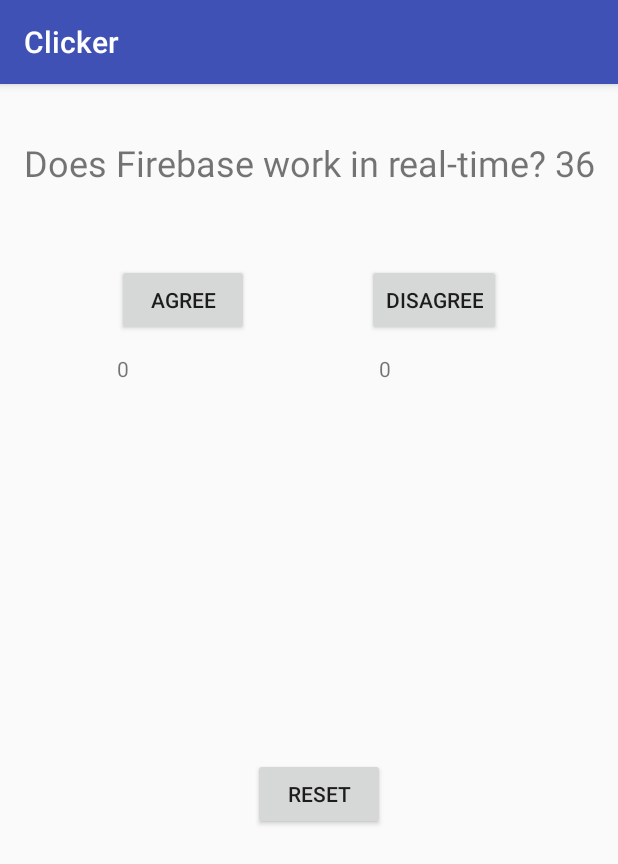
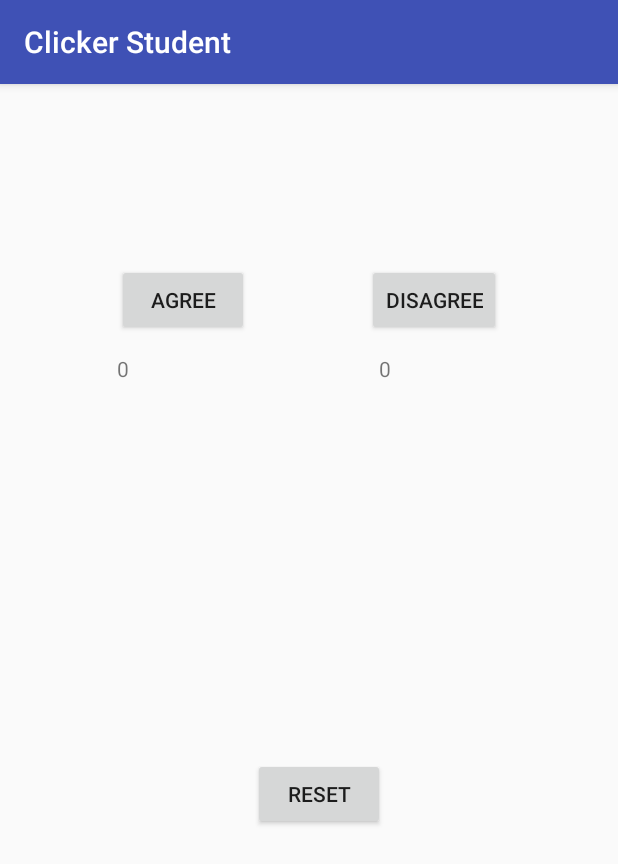
Before and after one commit to tm1287/Clicker-Student, an Android app: the screen it shows after launch (MainActivity), on a phone screen of 412 x 824 dp. Shown: the top 864 px of the screen. Run offline under Robolectric (Android 15) with nearby library versions, the phone set to English and light mode, and no system bars; our stand-ins replace Firebase (no records; nobody signed in at launch, a user with empty details on screens opened directly); 2 statements that could not run were skipped.

Commit message:
added question changing support

```diff
--- a/app/src/main/AndroidManifest.xml
+++ b/app/src/main/AndroidManifest.xml
@@ -5,7 +5,7 @@
     <application
         android:allowBackup="true"
         android:icon="@mipmap/ic_launcher"
-        android:label="@string/app_name"
+        android:label="Clicker Student"
         android:roundIcon="@mipmap/ic_launcher_round"
         android:supportsRtl="true"
         android:theme="@style/AppTheme">
--- a/app/src/main/java/com/maraligat/clicker/MainActivity.java
+++ b/app/src/main/java/com/maraligat/clicker/MainActivity.java
@@ -26,10 +26,12 @@
     private DatabaseReference dr_firebase;
     private DatabaseReference dr_agreeChild;
     private DatabaseReference dr_disagreeChild;
+    private DatabaseReference dr_questionChild;
 
     private static Random mRandom = new Random();
     private int mAgree;
     private int mDisagree;
+    private String mQuestion;
 
     @Override
     protected void onCreate(Bundle savedInstanceState) {
@@ -53,8 +55,9 @@
         dr_firebase = FirebaseDatabase.getInstance().getReference();
         dr_agreeChild = dr_firebase.child("agree");
         dr_disagreeChild = dr_firebase.child("disagree");
+        dr_questionChild = dr_firebase.child("question");
 
-        tv_question.setText("Does Firebase work in real-time? " + mRandom.nextInt(100));
+        tv_question.setText("");
 
         b_agree.setOnClickListener(new View.OnClickListener() {
             @Override
@@ -103,5 +106,18 @@
 
             }
         });
+
+        dr_questionChild.addValueEventListener(new ValueEventListener() {
+            @Override
+            public void onDataChange(DataSnapshot dataSnapshot) {
+                mQuestion = dataSnapshot.getValue(String.class);
+                tv_question.setText(mQuestion);
+            }
+
+            @Override
+            public void onCancelled(DatabaseError databaseError) {
+
+            }
+        });
     }
 }
```
